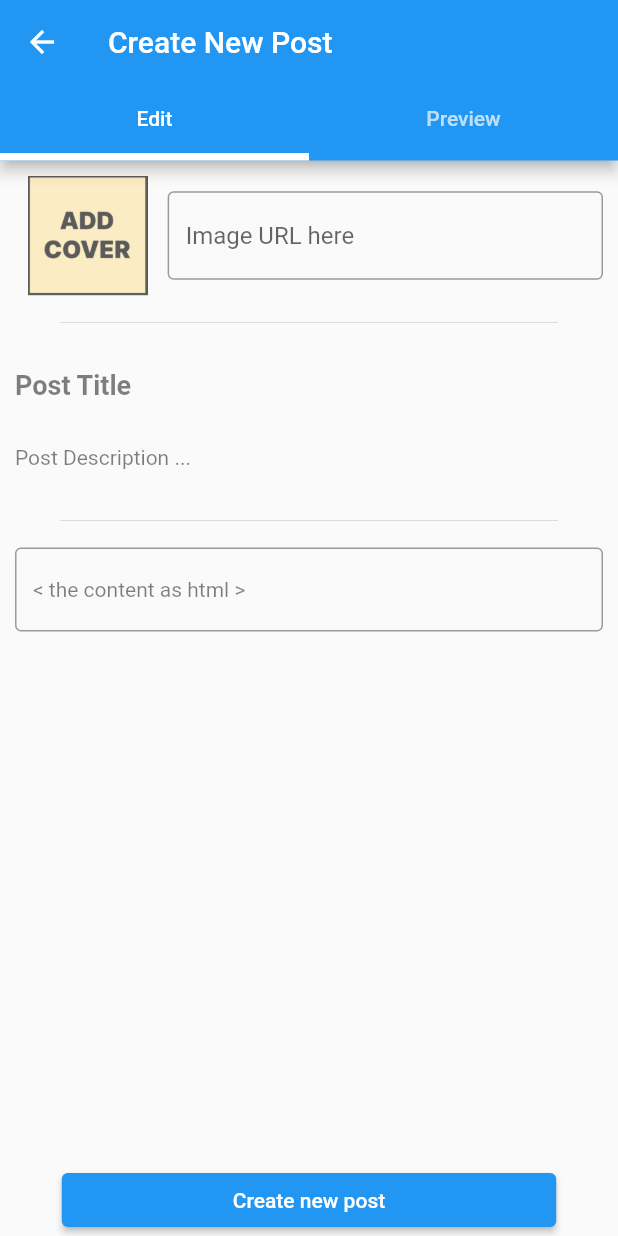
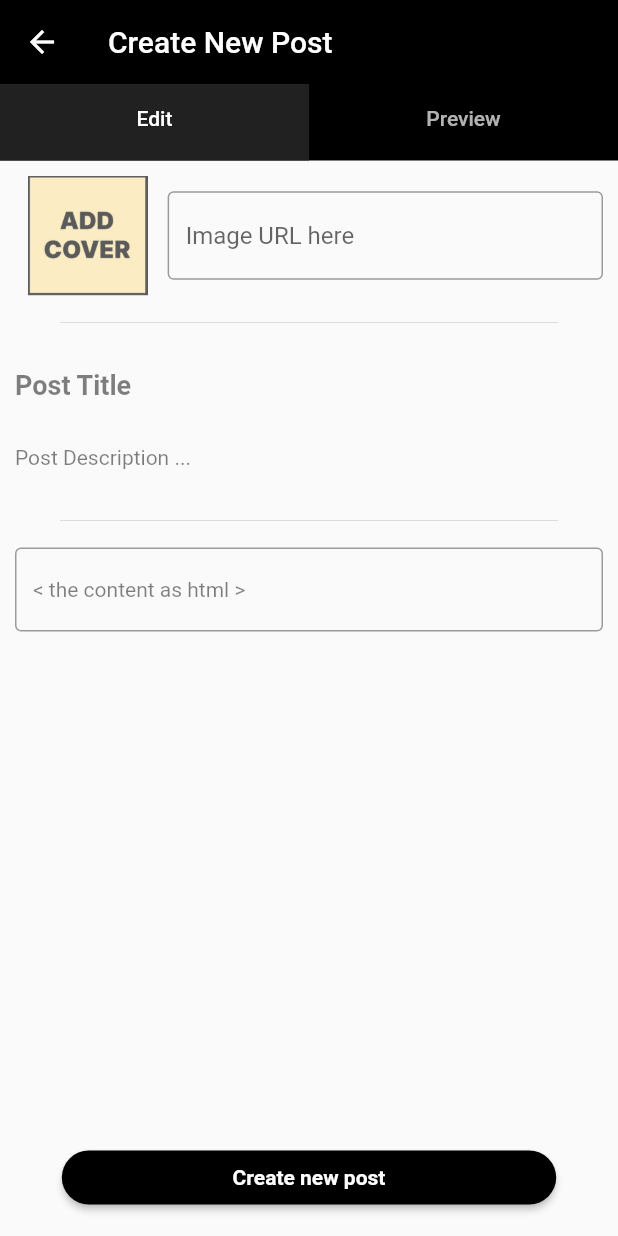
Before and after one commit to theiskaa/theiskaa.com, a Flutter app: the PostWrite screen opened directly, on a phone screen of 412 x 824 dp. Run offline on Flutter 3.47's test engine with Material 2 defaults, Android fonts, the phone set to English and light mode, and no system bars; our stand-ins replace bloc, dio, firebase_auth, firebase_core, flutter_bloc, flutter_dotenv and 4 more; missing offline and left inert: webview_flutter_web; accounts and stored records are empty; network calls fail; statements that could not run were skipped.

Commit message:
feat: add default app theme

```diff
--- a/admin/lib/app.dart
+++ b/admin/lib/app.dart
@@ -4,6 +4,7 @@
 // that can be found in the LICENSE file.
 //
 
+import 'package:admin/core/themes.dart';
 import 'package:admin/info/state/info_bloc.dart';
 import 'package:admin/posts/state/post_bloc.dart';
 import 'package:admin/widgets/navigator_button.dart';
@@ -20,10 +21,11 @@ class App extends StatelessWidget {
         BlocProvider<PostBloc>(create: (context) => PostBloc()),
         BlocProvider<InfoBloc>(create: (context) => InfoBloc()),
       ],
-      child: const MaterialApp(
+      child: MaterialApp(
         title: 'theiskaa.com admin app',
         debugShowCheckedModeBanner: false,
-        home: MainWrapper(),
+        theme: Themes.appThemeLight,
+        home: const MainWrapper(),
       ),
     );
   }
--- /dev/null
+++ b/admin/lib/core/themes.dart
@@ -0,0 +1,39 @@
+//
+// Copyright 2022-present theiskaa. All rights reserved.
+// Use of this source code is governed by Apache-2.0 license
+// that can be found in the LICENSE file.
+//
+
+import 'package:flutter/material.dart';
+
+class Themes {
+  static ThemeData appThemeLight = ThemeData(
+    primaryColor: Colors.black,
+    appBarTheme: const AppBarTheme(
+      elevation: 0,
+      backgroundColor: Colors.black,
+    ),
+    floatingActionButtonTheme: const FloatingActionButtonThemeData(
+      backgroundColor: Colors.black,
+    ),
+    textSelectionTheme: TextSelectionThemeData(
+      selectionColor: Colors.black.withOpacity(.2),
+      cursorColor: Colors.black,
+    ),
+    tabBarTheme: TabBarTheme(
+      indicator: BoxDecoration(
+        color: Colors.grey.shade900,
+      ),
+    ),
+    elevatedButtonTheme: ElevatedButtonThemeData(
+      style: ButtonStyle(
+        backgroundColor: MaterialStateProperty.all(Colors.black),
+        shape: MaterialStateProperty.all(
+          RoundedRectangleBorder(
+            borderRadius: BorderRadius.circular(30),
+          ),
+        ),
+      ),
+    ),
+  );
+}
--- a/admin/lib/posts/view/post_write.dart
+++ b/admin/lib/posts/view/post_write.dart
@@ -123,7 +123,9 @@ class _PostWriteState extends State<PostWrite> {
       child: DefaultTabController(
         length: 2,
         child: Scaffold(
-          bottomNavigationBar: FractionallySizedBox(
+          bottomNavigationBar: Padding(
+            padding: const EdgeInsets.only(bottom: 15),
+            child: FractionallySizedBox(
               widthFactor: .8,
               child: ElevatedButton(
                 onPressed: onAct,
@@ -139,8 +141,15 @@ class _PostWriteState extends State<PostWrite> {
                       WriteType.create: 'Create new post'
                     }[widget.type];
 
-                  return Text(title ?? '');
+                    return Padding(
+                      padding: const EdgeInsets.all(10),
+                      child: Text(
+                        title ?? '',
+                        style: const TextStyle(fontWeight: FontWeight.bold),
+                      ),
+                    );
                   },
+                ),
               ),
             ),
           ),
```
Also changed, not shown: admin/lib/widgets/utils.dart (+16 -19 lines). Lines whose indentation alone changed are shown as unchanged.
